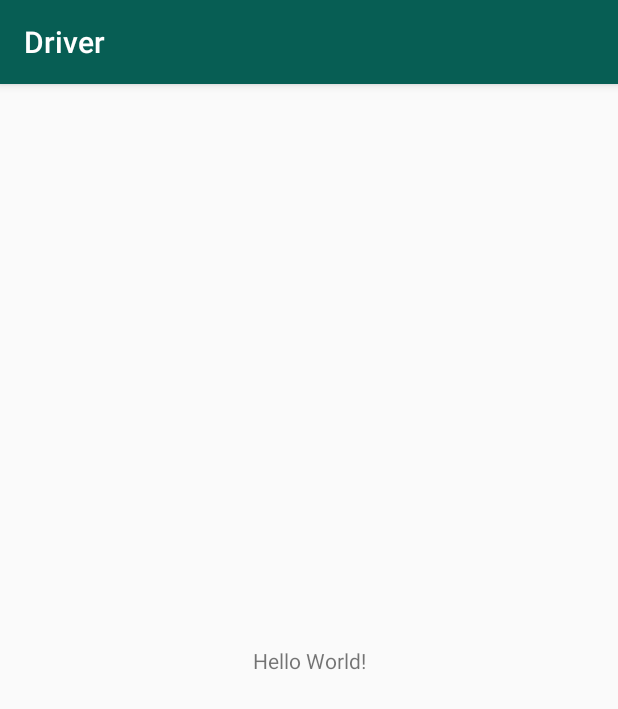
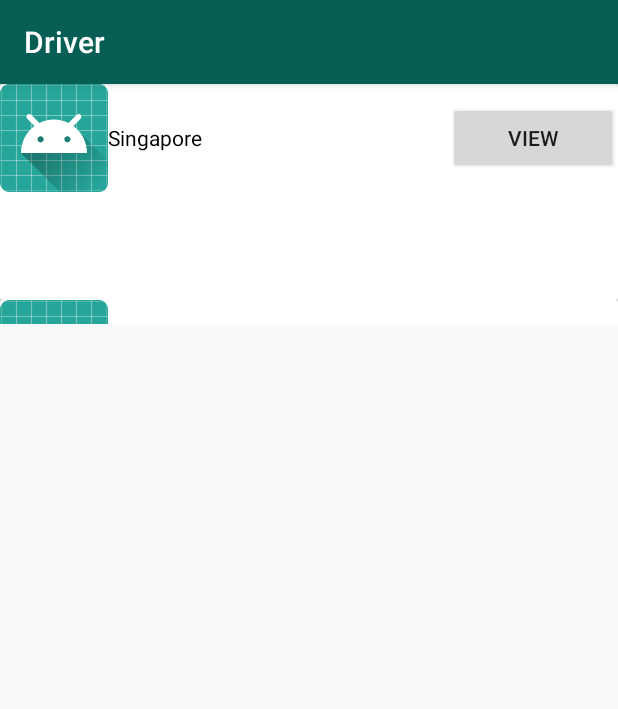
Before and after one commit to KanEsh314/BIGDriver, an Android app: the screen it shows after launch (MainActivity), on a phone screen of 412 x 824 dp. Shown: the top 709 px of the screen. Run offline under Robolectric (Android 15) with nearby library versions, the phone set to English and light mode, and no system bars.

Commit message:
All Trips

```diff
--- a/app/build.gradle
+++ b/app/build.gradle
@@ -30,5 +30,6 @@ dependencies {
     testImplementation 'junit:junit:4.12'
     androidTestImplementation 'com.android.support.test:runner:1.0.1'
     androidTestImplementation 'com.android.support.test.espresso:espresso-core:3.0.1'
-    implementation 'com.android.support:cardview-v7:28.0.0-alpha1'
+    implementation 'com.android.support:recyclerview-v7:26.1.0'
+    implementation 'com.android.support:cardview-v7:26.1.0'
 }
--- /dev/null
+++ b/app/src/main/java/bigcar/com/bigcardriver/AllTaskAdapter.kt
@@ -0,0 +1,45 @@
+package bigcar.com.bigcardriver
+
+import android.content.Context
+import android.support.v7.widget.RecyclerView
+import android.view.LayoutInflater
+import android.view.View
+import android.view.ViewGroup
+import android.widget.ImageView
+import android.widget.TextView
+
+/**
+ * Created by iTrain on 04-Apr-18.
+ */
+
+class AllTaskAdapter(private val context: Context, private val allTrip : List<Trip>, private val listener: OnItemClickListener) : RecyclerView.Adapter<AllTaskAdapter.ViewHolder>(){
+
+    class ViewHolder(itemView: View):RecyclerView.ViewHolder(itemView){
+
+        var trip_customer_img : ImageView
+        var trip_name : TextView
+
+        init {
+            trip_customer_img = itemView.findViewById(R.id.trip_customer_img)
+            trip_name = itemView.findViewById(R.id.trip_name)
+        }
+    }
+    override fun onCreateViewHolder(parent: ViewGroup, viewType: Int): ViewHolder {
+        val view : View = LayoutInflater.from(parent?.context).inflate(R.layout.view_all_trip,parent,false)
+        return ViewHolder(view)
+    }
+
+    override fun getItemCount(): Int {
+        return allTrip.size
+    }
+
+    override fun onBindViewHolder(holder: ViewHolder, position: Int) {
+        val allTrip : Trip = allTrip.get(position)
+        holder?.trip_customer_img.setImageResource(allTrip.img)
+        holder?.trip_name?.text = allTrip.name
+    }
+
+    interface OnItemClickListener{
+        fun onItemClick(position:Int)
+    }
+}
--- a/app/src/main/java/bigcar/com/bigcardriver/MainActivity.kt
+++ b/app/src/main/java/bigcar/com/bigcardriver/MainActivity.kt
@@ -2,11 +2,35 @@ package bigcar.com.bigcardriver
 
 import android.support.v7.app.AppCompatActivity
 import android.os.Bundle
+import android.support.v7.widget.DefaultItemAnimator
+import android.support.v7.widget.LinearLayoutManager
+import android.widget.LinearLayout
+import android.widget.Toast
+import kotlinx.android.synthetic.main.activity_main.*
 
 class MainActivity : AppCompatActivity() {
 
     override fun onCreate(savedInstanceState: Bundle?) {
         super.onCreate(savedInstanceState)
         setContentView(R.layout.activity_main)
+
+        val alltrip = ArrayList<Trip>()
+        prepareAllTrip(alltrip)
+        val tripAdapter = AllTaskAdapter(this, alltrip, object: AllTaskAdapter.OnItemClickListener{
+            override fun onItemClick(position: Int) {
+                Toast.makeText(applicationContext, "Trying", Toast.LENGTH_LONG).show()
+            }
+        })
+        val tripLayoutManager = LinearLayoutManager(applicationContext, LinearLayout.VERTICAL, false)
+        recycleViewAllTrip!!.layoutManager = tripLayoutManager
+        recycleViewAllTrip!!.itemAnimator = DefaultItemAnimator()
+        recycleViewAllTrip!!.adapter = tripAdapter
+    }
+
+    private fun prepareAllTrip(alltrip: ArrayList<Trip>) {
+        alltrip.add(Trip(R.mipmap.ic_launcher,"Singapore"))
+        alltrip.add(Trip(R.mipmap.ic_launcher, "Jurong"))
     }
 }
+
+class Trip(val img : Int, val name : String)
--- a/app/src/main/res/layout/activity_main.xml
+++ b/app/src/main/res/layout/activity_main.xml
@@ -6,13 +6,11 @@
     android:layout_height="match_parent"
     tools:context="bigcar.com.bigcardriver.MainActivity">
 
-    <TextView
-        android:layout_width="wrap_content"
+    <android.support.v7.widget.RecyclerView
+        android:id="@+id/recycleViewAllTrip"
+        android:layout_width="match_parent"
         android:layout_height="wrap_content"
-        android:text="Hello World!"
-        app:layout_constraintBottom_toBottomOf="parent"
-        app:layout_constraintLeft_toLeftOf="parent"
-        app:layout_constraintRight_toRightOf="parent"
-        app:layout_constraintTop_toTopOf="parent" />
+        android:clipToPadding="false"
+        android:paddingBottom="16dp"/>
 
 </android.support.constraint.ConstraintLayout>
--- a/app/src/main/res/layout/trip_detail.xml
+++ b/app/src/main/res/layout/trip_detail.xml
@@ -23,7 +23,7 @@
             android:textSize="@dimen/smallUniversalText"/>
 
         <TextView
-            android:id="@+id/trip_payment_time"
+            android:id="@+id/trip_payment_type"
             android:layout_width="wrap_content"
             android:layout_height="wrap_content"
             android:layout_alignParentRight="true"
--- a/app/src/main/res/layout/view_all_trip.xml
+++ b/app/src/main/res/layout/view_all_trip.xml
@@ -10,12 +10,14 @@
         android:orientation="horizontal">
 
        <ImageView
+           android:id="@+id/trip_customer_img"
            android:layout_width="wrap_content"
            android:layout_height="wrap_content"
            android:src="@mipmap/ic_launcher_round"
            android:scaleType="centerCrop"/>
 
         <TextView
+            android:id="@+id/trip_name"
             android:layout_width="0dp"
             android:layout_height="wrap_content"
             android:layout_weight="2"
@@ -33,5 +35,4 @@
             android:text="View" />
 
     </LinearLayout>
-
 </android.support.v7.widget.CardView>
```
Also changed, not shown: app/src/main/res/values/dimens.xml (renamed from app/src/main/res/values/dimen.xml).
